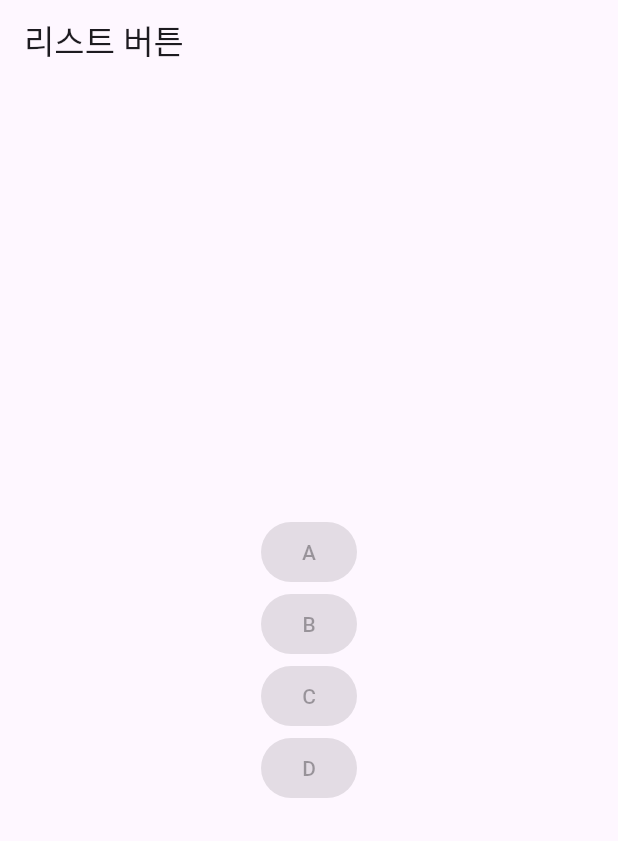
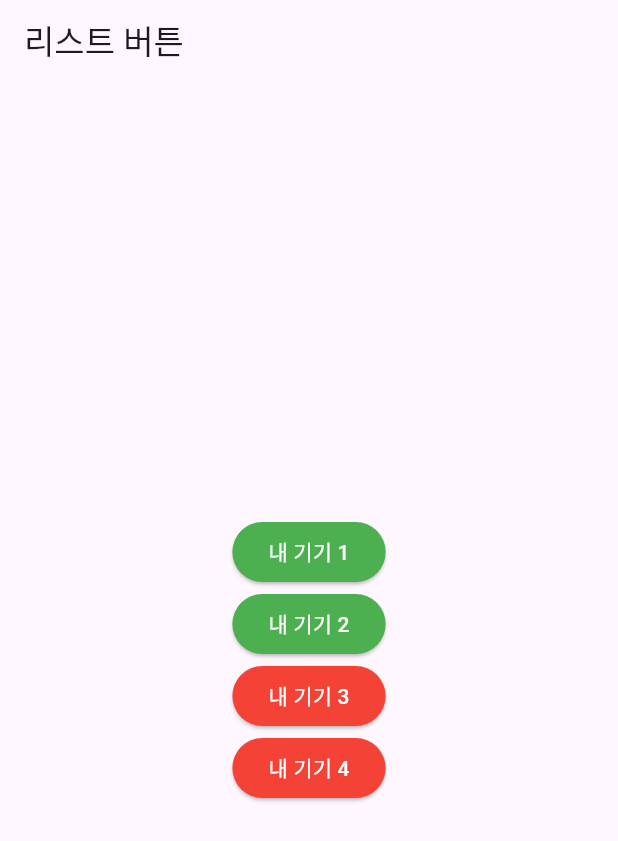
Before and after one commit to niw5924/flutter-playground, a Flutter app: the screen it shows after launch, on a phone screen of 412 x 824 dp. Shown: the top 841 px of the screen. Run offline on Flutter 3.47's test engine with Material 3 defaults, Android fonts, the phone set to English and light mode, and no system bars; our stand-ins replace flutter_local_notifications, flutter_riverpod, go_router, image_picker, qr_flutter, sliding_up_panel and 1 more; missing offline and left inert: airbridge_flutter_sdk, flutter_web_auth_2, google_mlkit_face_detection, google_mlkit_text_recognition.

Commit message:
feat: 내 기기 버튼 UI

```diff
--- a/lib/list_button/list_button_screen.dart
+++ b/lib/list_button/list_button_screen.dart
@@ -5,7 +5,8 @@ class ListButtonScreen extends StatelessWidget {
 
   @override
   Widget build(BuildContext context) {
-    final list = ['A', 'B', 'C', 'D'];
+    final listLength = 4;
+    final myList = [1, 2];
 
     return Scaffold(
       appBar: AppBar(title: const Text('리스트 버튼')),
@@ -13,8 +14,22 @@ class ListButtonScreen extends StatelessWidget {
         child: Column(
           mainAxisSize: MainAxisSize.min,
           children: [
-            for (String s in list) ...[
-              ElevatedButton(onPressed: null, child: Text(s)),
+            for (int i = 0; i < listLength; i++) ...[
+              ElevatedButton(
+                style: ElevatedButton.styleFrom(
+                  backgroundColor:
+                      (i < myList.length) ? Colors.green : Colors.red,
+                  foregroundColor: Colors.white,
+                ),
+                onPressed: () {
+                  if (i == myList.length) {
+                    print("기기 추가 가능");
+                  } else {
+                    print("기기 추가 불가능");
+                  }
+                },
+                child: Text('내 기기 ${i + 1}'),
+              ),
             ],
           ],
         ),
```
